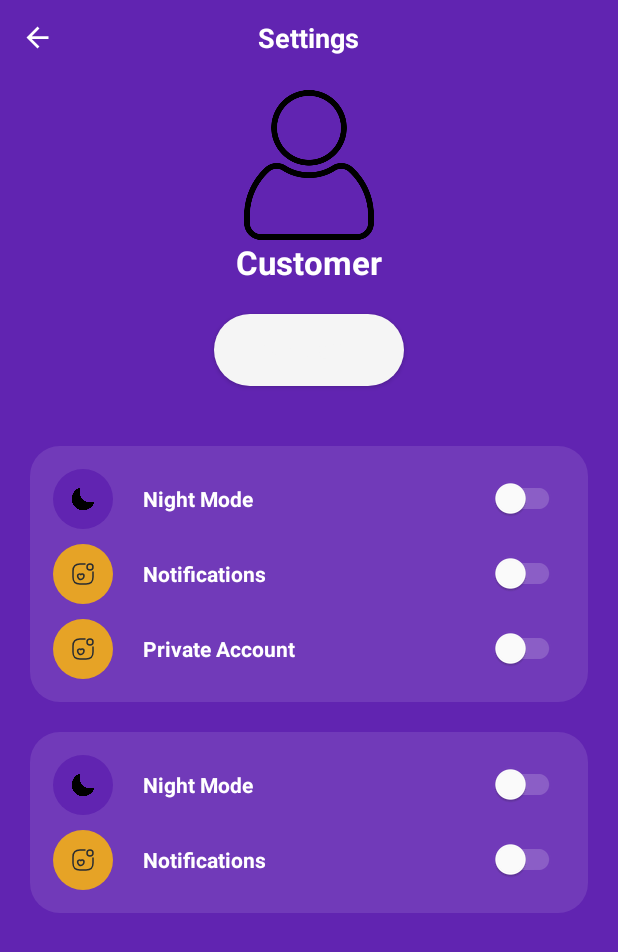
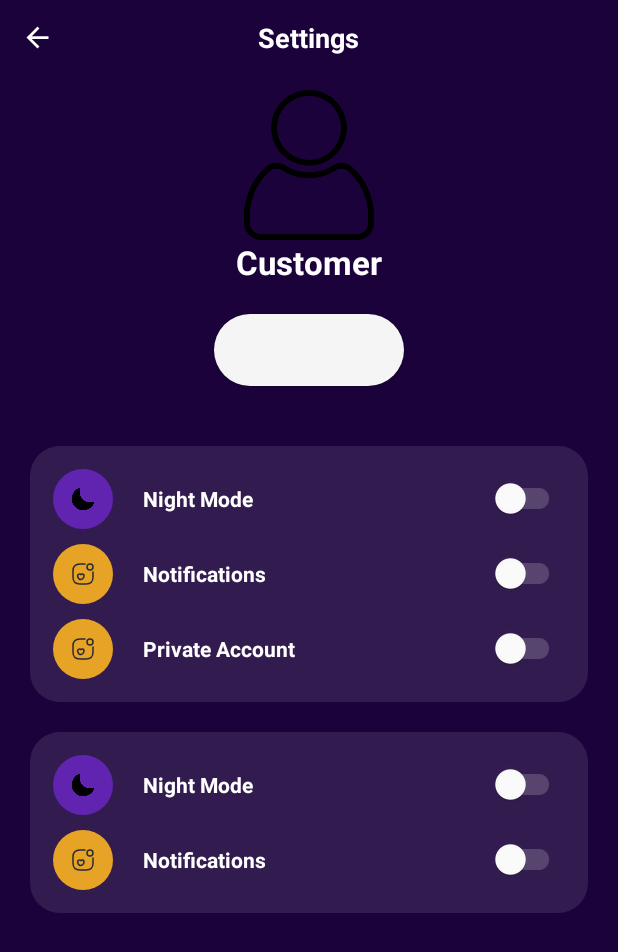
Before and after one commit to Zohirul369/Service_Venue, an Android app: the fragment SettingsFragment shown on its own in the app's theme, on a phone screen of 412 x 824 dp. Shown: the top 952 px of the screen. Run offline under Robolectric (Android 15) with nearby library versions, the phone set to English and light mode, and no system bars; Roboto replaces fonts that are not available here.

Commit message:
minor change

```diff
--- a/app/src/main/res/layout/fragment_settings.xml
+++ b/app/src/main/res/layout/fragment_settings.xml
@@ -4,7 +4,7 @@
     xmlns:tools="http://schemas.android.com/tools"
     android:layout_width="match_parent"
     android:layout_height="match_parent"
-    android:background="@color/night_mode"
+    android:background="@color/primary"
     android:orientation="vertical"
     tools:context=".SettingsFragment">
 
```
